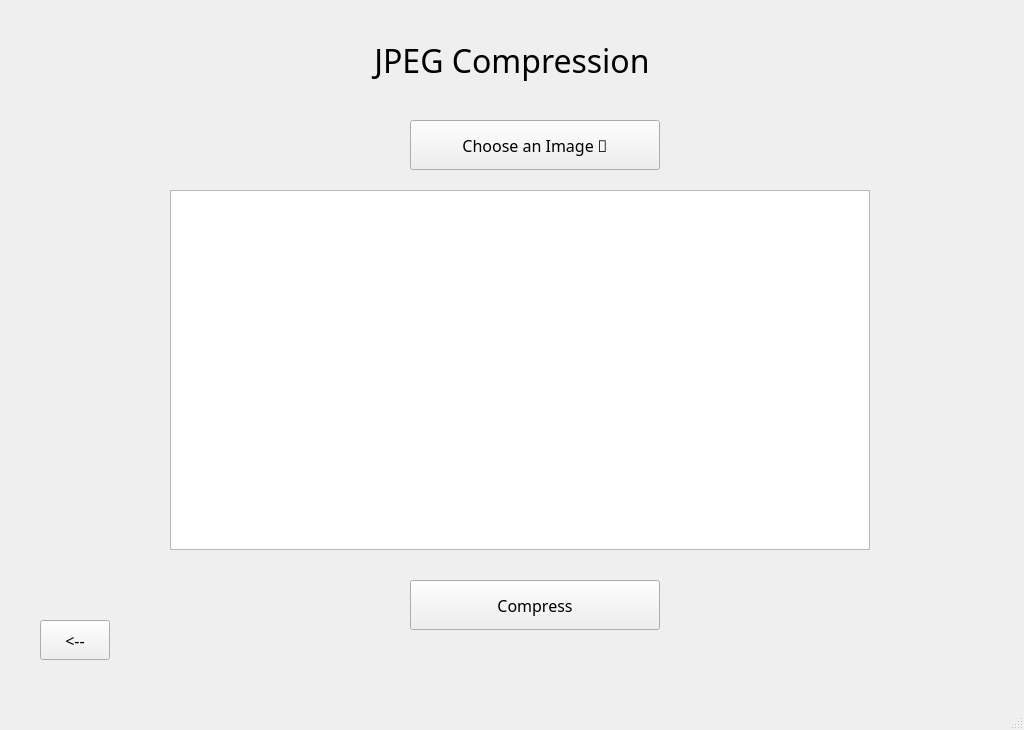
Old version of the form jpeg.ui in the repository abowahbaz/Image_Processing_App.
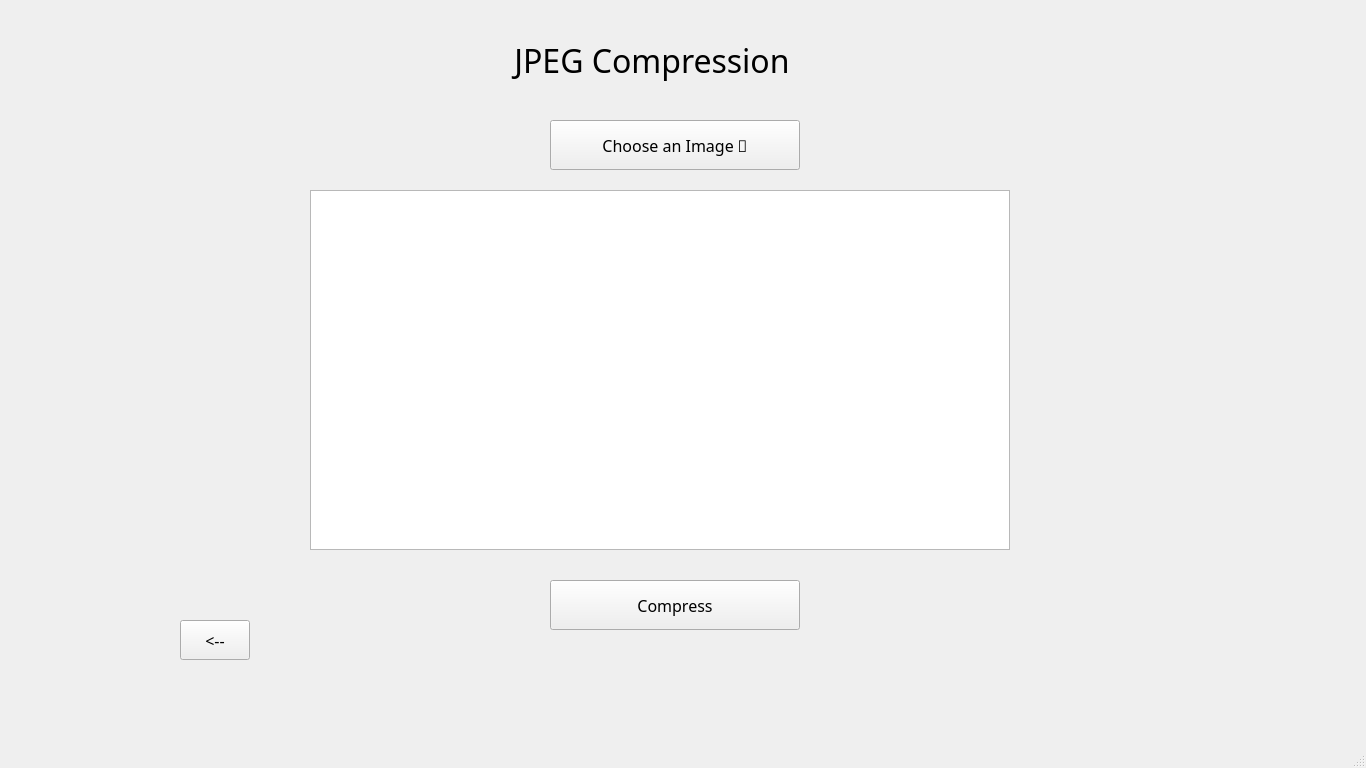
New version of the form.

Commit message: Added batch file to run project , made the scalling of the gui 1366x768

The edit to the form file:
```diff
--- a/jpeg.ui
+++ b/jpeg.ui
@@ -6,8 +6,8 @@
    <rect>
     <x>0</x>
     <y>0</y>
-    <width>1024</width>
-    <height>730</height>
+    <width>1366</width>
+    <height>768</height>
    </rect>
   </property>
   <property name="windowTitle">
@@ -17,7 +17,7 @@
    <widget class="QPushButton" name="choose_file_button">
     <property name="geometry">
      <rect>
-      <x>410</x>
+      <x>550</x>
       <y>120</y>
       <width>250</width>
       <height>50</height>
@@ -45,7 +45,7 @@
    <widget class="QPushButton" name="home_button">
     <property name="geometry">
      <rect>
-      <x>40</x>
+      <x>180</x>
       <y>620</y>
       <width>70</width>
       <height>40</height>
@@ -70,7 +70,7 @@
    <widget class="QPushButton" name="compress_button">
     <property name="geometry">
      <rect>
-      <x>410</x>
+      <x>550</x>
       <y>580</y>
       <width>250</width>
       <height>50</height>
@@ -95,7 +95,7 @@
    <widget class="QGraphicsView" name="image_view">
     <property name="geometry">
      <rect>
-      <x>170</x>
+      <x>310</x>
       <y>190</y>
       <width>700</width>
       <height>360</height>
@@ -111,7 +111,7 @@
    <widget class="QLabel" name="heading">
     <property name="geometry">
      <rect>
-      <x>0</x>
+      <x>140</x>
       <y>10</y>
       <width>1024</width>
       <height>101</height>
```
Left out of the diff: 2 changed lines with no effect on the pictures. The commit also changes 7 other files.
